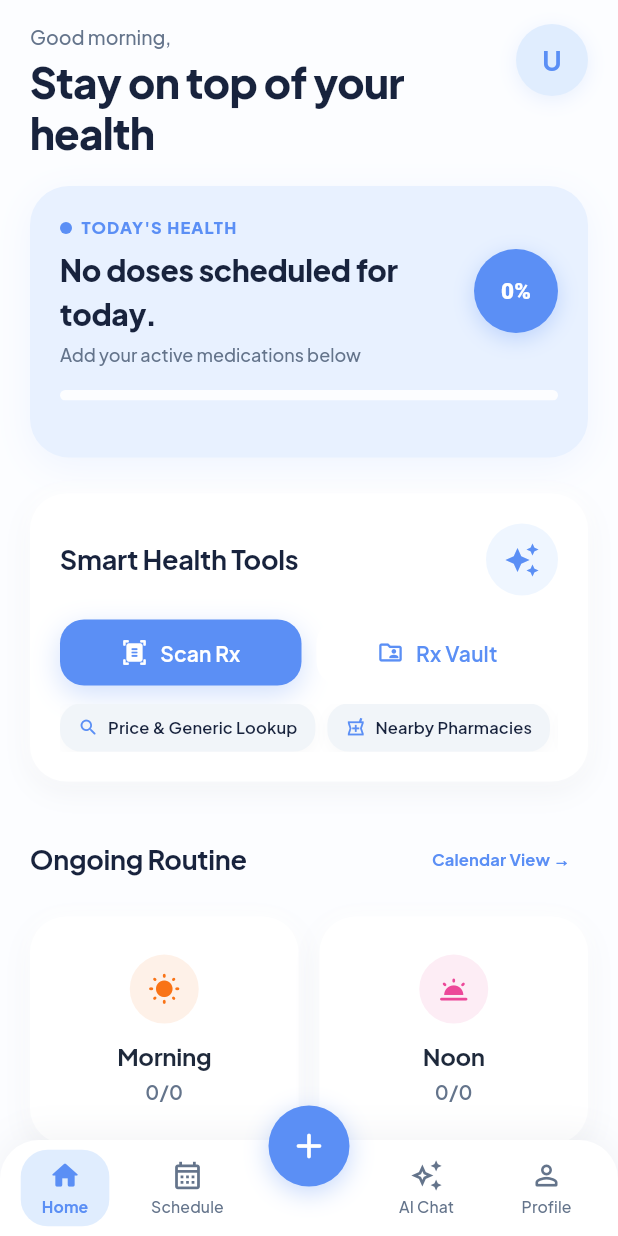
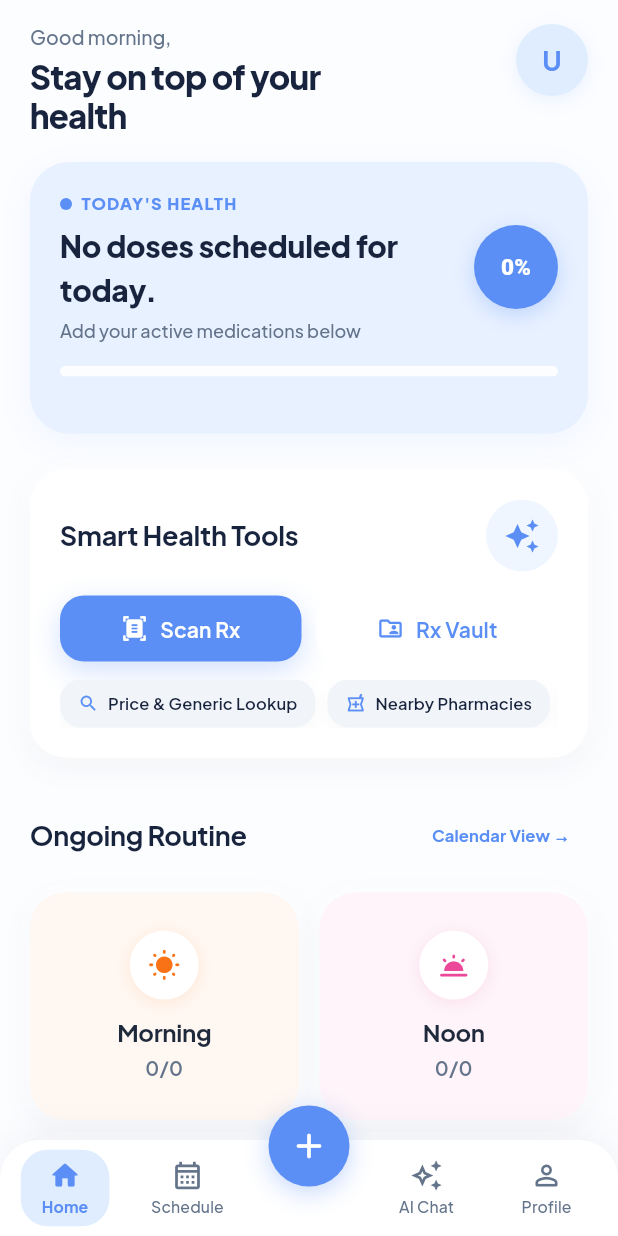
Before and after one commit to helix-77/MediTrack, a Flutter app: the screen it shows once a user with an empty profile is signed in, on a phone screen of 412 x 824 dp. Run offline on Flutter 3.47's test engine with Material 3 defaults, Android fonts, the phone set to English and light mode, and no system bars; our stand-ins replace cloud_firestore, dio, firebase_ai, firebase_auth, firebase_core, firebase_storage and 10 more; missing offline and left inert: firebase_app_check, google_mlkit_text_recognition; accounts and stored records are empty; Roboto replaces fonts that are missing (PlusJakartaSans).

Commit message:
feat(home): apply subtle icon accent tints to ongoing routine card backgrounds

```diff
--- a/lib/screens/home_screen.dart
+++ b/lib/screens/home_screen.dart
@@ -174,7 +174,7 @@ class _HomeScreenState extends State<HomeScreen> {
               Text(
                 'Stay on top of your\nhealth',
                 style: AppTypography.displayLarge.copyWith(
-                  fontSize: 28,
+                  fontSize: 22,
                   height: 1.2,
                   fontWeight: FontWeight.w800,
                   color: isDark ? AppColors.darkTextPrimary : AppColors.textPrimary,
@@ -498,10 +498,14 @@ class _HomeScreenState extends State<HomeScreen> {
     final taken = slot.doses.where((d) => d.log.status == DoseStatus.taken).length;
     final countText = '$taken/$total';
 
+    final cardBg = isDark
+        ? Color.alphaBlend(slot.accentColor.withValues(alpha: 0.10), AppColors.darkSurface)
+        : Color.alphaBlend(slot.accentColor.withValues(alpha: 0.06), Colors.white);
+
     return SoftSurface(
       padding: const EdgeInsets.symmetric(horizontal: 12, vertical: 16),
       borderRadius: BorderRadius.circular(24),
-      color: isDark ? AppColors.darkSurface : Colors.white,
+      color: cardBg,
       onTap: () => _openTimeSlotDetailModal(slot),
       child: Column(
         mainAxisAlignment: MainAxisAlignment.center,
@@ -511,8 +515,15 @@ class _HomeScreenState extends State<HomeScreen> {
             width: 46,
             height: 46,
             decoration: BoxDecoration(
-              color: slot.accentColor.withValues(alpha: isDark ? 0.18 : 0.10),
+              color: isDark ? slot.accentColor.withValues(alpha: 0.20) : Colors.white,
               shape: BoxShape.circle,
+              boxShadow: [
+                BoxShadow(
+                  color: slot.accentColor.withValues(alpha: isDark ? 0.20 : 0.12),
+                  blurRadius: 8,
+                  offset: const Offset(0, 2),
+                ),
+              ],
             ),
             child: Icon(
               slot.icon,
```
